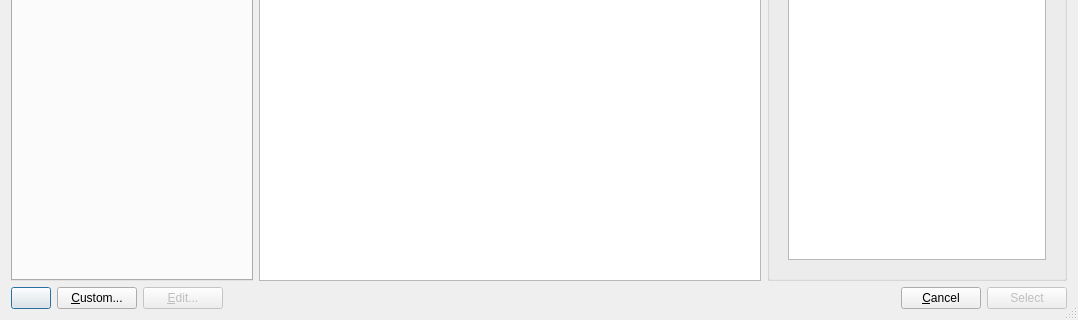
SchneiderWasTaken/glabels-neo, file glabels/ui/SelectProductDialog.ui: the form before one commit; both pictures show x 0 to 1078 and y 476 to 796 of the 1078 by 796 pixel window.
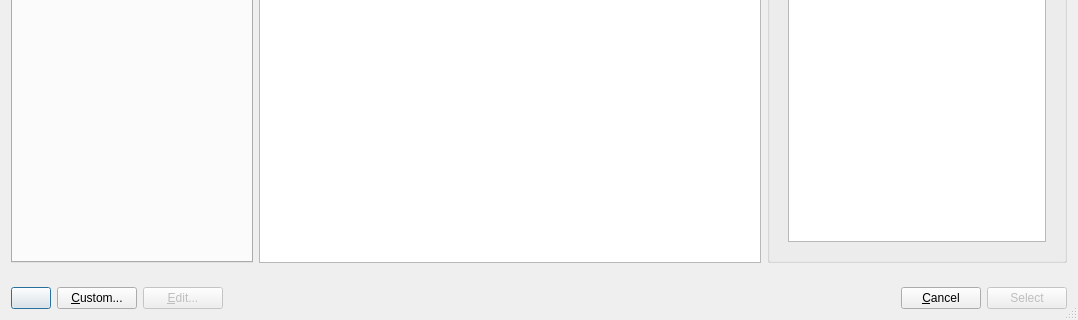
The form after the commit. Icons and pictures are not drawn. Custom widgets are drawn as their Qt base class.

```diff
--- a/glabels/ui/SelectProductDialog.ui
+++ b/glabels/ui/SelectProductDialog.ui
@@ -472,6 +472,9 @@
    </item>
    <item>
     <layout class="QHBoxLayout" name="horizontalLayout">
+     <property name="topMargin">
+      <number>18</number>
+     </property>
      <item>
       <widget class="QPushButton" name="viewModeButton">
        <property name="text">
```
